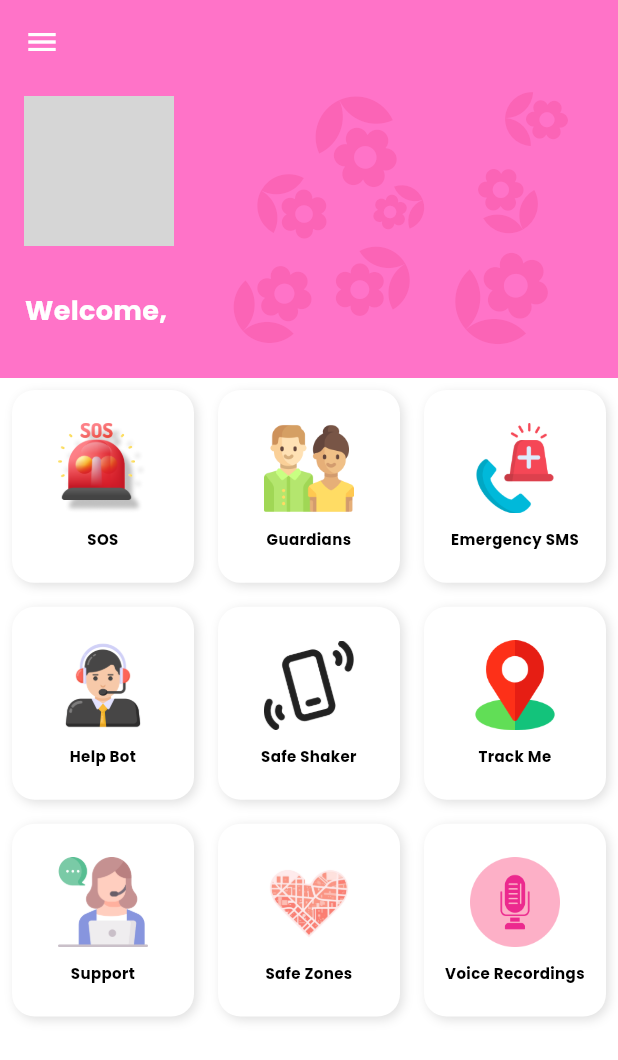
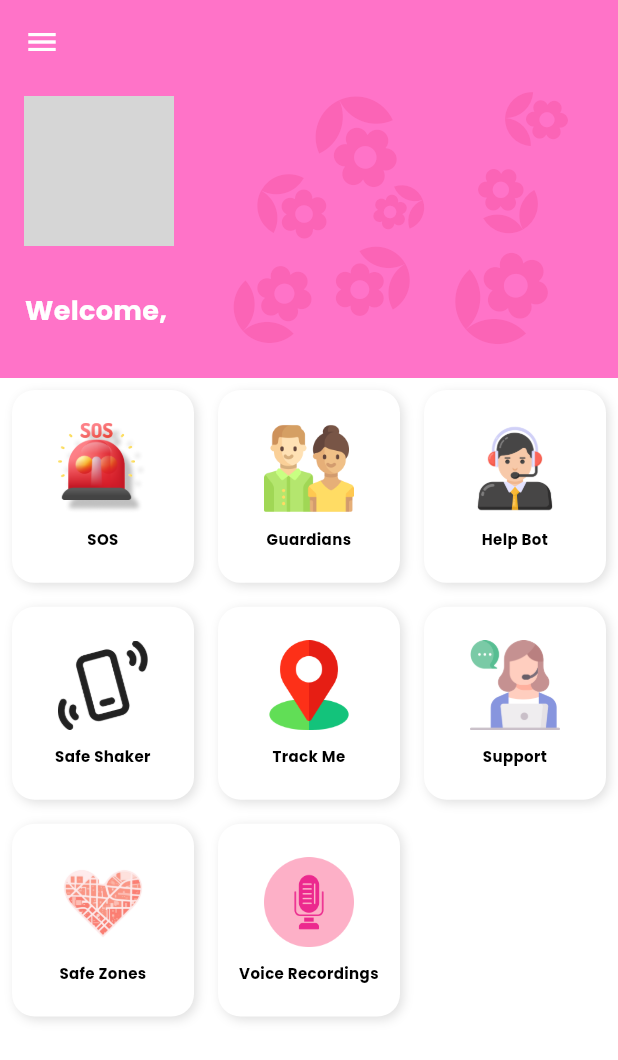
Before and after one commit to yumyum-web/ai_guardian, a Flutter app: the DashboardScreen screen opened directly, on a phone screen of 412 x 824 dp. Shown: the top 1060 px of the screen. Run offline on Flutter 3.47's test engine with Material 3 defaults, Android fonts, the phone set to English and light mode, and no system bars; our stand-ins replace audioplayers, awesome_notifications, cached_network_image, carousel_slider, cloud_firestore, firebase_auth and 8 more; missing offline and left inert: background_fetch, flutter_background_geolocation, mobile_scanner, record, shake_gesture; accounts and stored records are empty; network calls fail; grey boxes are pictures that could not be loaded.

Commit message:
feat: Remove Emergency SMS tile from DashboardScreen

```diff
--- a/lib/screens/dashboard_screen.dart
+++ b/lib/screens/dashboard_screen.dart
@@ -132,11 +132,6 @@ class _DashboardScreenState extends State<DashboardScreen> {
         onTap: _goToGuardians,
       ),
       DashboardTile(
-        image: 'assets/images/dashboard_emergency_sms.png',
-        label: "Emergency SMS",
-        onTap: () {},
-      ),
-      DashboardTile(
         image: 'assets/images/dashboard_help_bot.png',
         label: "Help Bot",
         onTap: _goToChatBot,
@@ -200,11 +195,6 @@ class _DashboardScreenState extends State<DashboardScreen> {
         image: 'assets/images/dashboard_family.png',
         label: "Valoras",
         onTap: _goToValoras,
-      ),
-      DashboardTile(
-        image: 'assets/images/dashboard_emergency_sms.png',
-        label: "Emergency SMS",
-        onTap: () {},
       ),
     ];
   }
```
